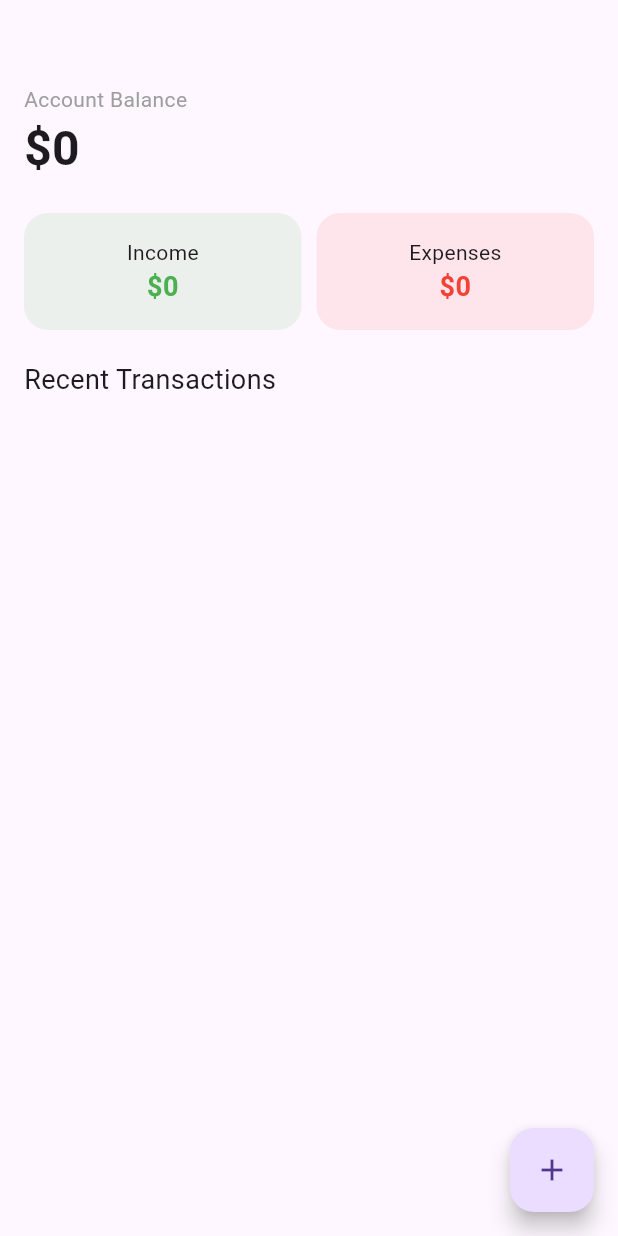
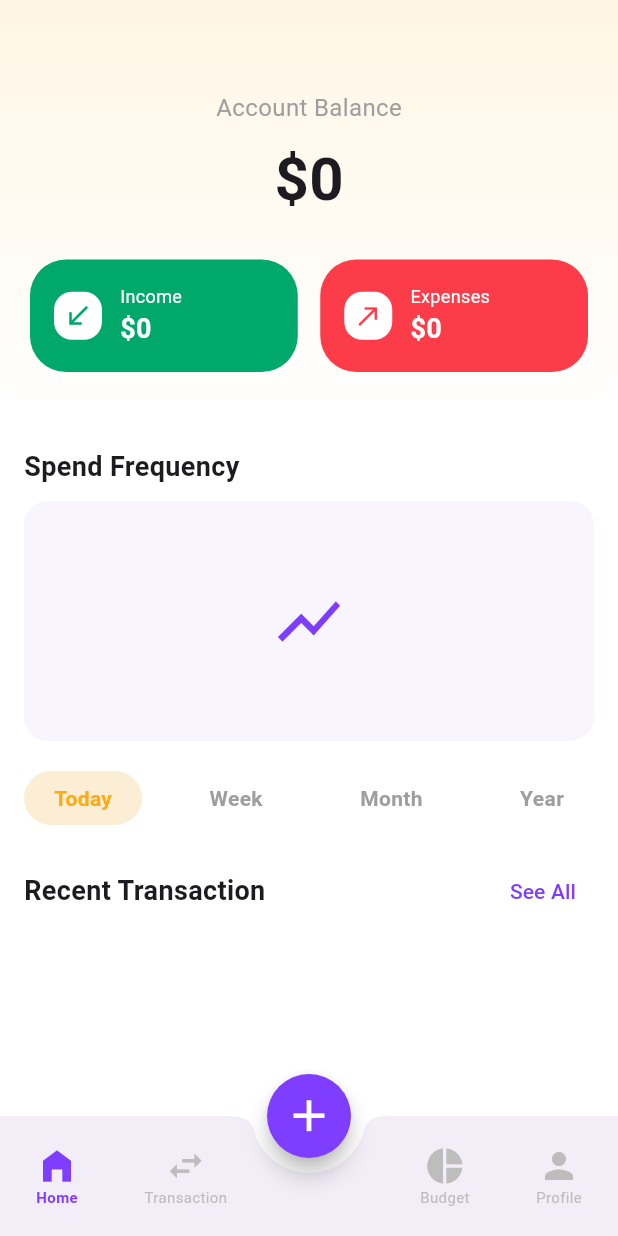
Before and after one commit to Yusuf-Mahmoud/expense_tracker, a Flutter app: the HomeScreen screen opened directly, on a phone screen of 412 x 824 dp. Run offline on Flutter 3.47's test engine with Material 3 defaults, Android fonts, the phone set to English and light mode, and no system bars; our stand-ins replace bloc, cloud_firestore, firebase_auth, firebase_core, flutter_bloc, hive and 2 more; accounts and stored records are empty.

Commit message:
editing files

```diff
--- a/lib/core/theme/theme.dart
+++ b/lib/core/theme/theme.dart
@@ -1,5 +1,8 @@
 import 'package:flutter/material.dart';
 
 class Colormanager {
-  static Color primary = Color(0xff7F3DFF);
+    static const Color primaryViolet = Color(0xFF7F3DFF);
+  static const Color incomeGreen = Color(0xFF00A86B);
+  static const Color expenseRed = Color(0xFFFD3C4A);
+  static const Color backgroundColor = Color(0xFFF6F6F6);
 }
--- a/lib/features/Onboarding/onboarding.dart
+++ b/lib/features/Onboarding/onboarding.dart
@@ -71,7 +71,7 @@ class _OnBoardingState extends State<OnBoarding> {
           SizedBox(height: MediaQuery.of(context).size.height * 0.05),
           CustomAuthButton(
             text: 'Sign UP',
-            backgroundColor: Colormanager.primary,
+            backgroundColor: Colormanager.primaryViolet,
             textColor: Colors.white,
             onPressed: () {
               AppPrefs.setOnBoardingDone();
@@ -89,7 +89,7 @@ class _OnBoardingState extends State<OnBoarding> {
           CustomAuthButton(
             text: 'Login',
             backgroundColor: Colors.deepPurple.shade50,
-            textColor: Colormanager.primary,
+            textColor: Colormanager.primaryViolet,
             onPressed: () {
               AppPrefs.setOnBoardingDone();
               Navigator.push(
--- a/lib/features/auth/login/login_screen.dart
+++ b/lib/features/auth/login/login_screen.dart
@@ -55,7 +55,7 @@ class LoginScreen extends StatelessWidget {
                     style: TextStyle(
                       fontSize: 32,
                       fontWeight: FontWeight.bold,
-                      color: Colormanager.primary,
+                      color: Colormanager.primaryViolet,
                     ),
                   ),
                   SizedBox(height: 20),
@@ -95,7 +95,7 @@ class LoginScreen extends StatelessWidget {
                           );
                         }
                       },
-                      backgroundColor: Colormanager.primary,
+                      backgroundColor: Colormanager.primaryViolet,
                       textColor: Colors.white,
                     ),
                   ),
@@ -122,7 +122,7 @@ class LoginScreen extends StatelessWidget {
                         child: Text(
                           'Sign Up',
                           style: TextStyle(
-                            color: Colormanager.primary,
+                            color: Colormanager.primaryViolet,
                             fontWeight: FontWeight.bold,
                           ),
                         ),
--- a/lib/features/auth/signup/signup_screen.dart
+++ b/lib/features/auth/signup/signup_screen.dart
@@ -98,7 +98,7 @@ class _SignupScreenState extends State<SignupScreen> {
                 child: SizedBox(
                   width: MediaQuery.of(context).size.width * 0.8,
                   child: CustomAuthButton(
-                    backgroundColor: Colormanager.primary,
+                    backgroundColor: Colormanager.primaryViolet,
                     textColor: Colors.white,
                     text: 'Sign Up',
                     onPressed: () {
@@ -136,7 +136,7 @@ class _SignupScreenState extends State<SignupScreen> {
                     child: Text(
                       'Log In',
                       style: TextStyle(
-                        color: Colormanager.primary,
+                        color: Colormanager.  primaryViolet,
                         fontWeight: FontWeight.bold,
                       ),
                     ),
--- a/lib/features/home/home_screen.dart
+++ b/lib/features/home/home_screen.dart
@@ -1,8 +1,13 @@
+import 'package:expense_tracker/core/theme/theme.dart';
+import 'package:expense_tracker/features/home/widget/appheader.dart';
+import 'package:expense_tracker/features/home/widget/navitem.dart';
+import 'package:expense_tracker/features/home/widget/timecon.dart';
+import 'package:expense_tracker/features/home/widget/transaction_item.dart';
+import 'package:flutter/material.dart';
+import 'package:flutter_bloc/flutter_bloc.dart';
 import 'package:expense_tracker/features/addexpense/add_expense_screen.dart';
 import 'package:expense_tracker/features/home/cubit/logic.dart';
 import 'package:expense_tracker/features/home/cubit/state.dart';
-import 'package:flutter/material.dart';
-import 'package:flutter_bloc/flutter_bloc.dart';
 
 class HomeScreen extends StatelessWidget {
   const HomeScreen({super.key});
@@ -12,119 +17,113 @@ class HomeScreen extends StatelessWidget {
     return BlocBuilder<ExpenseCubit, ExpenseState>(
       builder: (context, state) {
         if (state is! ExpenseLoaded) {
-          return const Center(child: CircularProgressIndicator());
+          return const Scaffold(
+            body: Center(child: CircularProgressIndicator()),
+          );
         }
 
         final balance = state.income - state.expense;
 
         return Scaffold(
-          floatingActionButton: FloatingActionButton(
-            onPressed: () {
-              Navigator.push(
-                context,
-                MaterialPageRoute(builder: (_) =>  AddExpenseScreen()),
-              );
-            },
-            child: const Icon(Icons.add),
-          ),
-          body: Padding(
-            padding: const EdgeInsets.all(16),
+          backgroundColor: Colors.white,
+          body: SingleChildScrollView(
+            child: Column(
+              children: [
+                AppHeader(balance, state.income, state.expense),
+                Padding(
+                  padding: const EdgeInsets.symmetric(horizontal: 16.0),
                   child: Column(
                     crossAxisAlignment: CrossAxisAlignment.start,
                     children: [
-                const SizedBox(height: 40),
-                Text(
-                  'Account Balance',
-                  style: TextStyle(color: Colors.grey),
-                ),
-                Text(
-                  '\$${balance.toStringAsFixed(0)}',
-                  style: const TextStyle(
-                    fontSize: 32,
+                      const SizedBox(height: 20),
+                      const Text(
+                        "Spend Frequency",
+                        style: TextStyle(
+                          fontSize: 18,
                           fontWeight: FontWeight.bold,
                         ),
                       ),
+                      const SizedBox(height: 10),
+
+                      Container(
+                        height: 160,
+                        width: double.infinity,
+                        decoration: BoxDecoration(
+                          color: Colormanager.primaryViolet.withOpacity(0.05),
+                          borderRadius: BorderRadius.circular(16),
+                        ),
+                        child: const Center(
+                          child: Icon(
+                            Icons.show_chart,
+                            size: 50,
+                            color: Colormanager.primaryViolet,
+                          ),
+                        ),
+                      ),
+
+                      const SizedBox(height: 20),
+
+                      buildTimeFilter(),
+
                       const SizedBox(height: 20),
                       Row(
+                        mainAxisAlignment: MainAxisAlignment.spaceBetween,
                         children: [
-                    _buildCard(
-                      'Income',
-                      state.income,
-                      Colors.green,
+                          const Text(
+                            "Recent Transaction",
+                            style: TextStyle(
+                              fontSize: 18,
+                              fontWeight: FontWeight.bold,
                             ),
-                    const SizedBox(width: 10),
-                    _buildCard(
-                      'Expenses',
-                      state.expense,
-                      Colors.red,
+                          ),
+                          TextButton(
+                            onPressed: () {},
+                            child: const Text(
+                              "See All",
+                              style: TextStyle(
+                                color: Colormanager.primaryViolet,
+                              ),
+                            ),
                           ),
                         ],
                       ),
 
-                const SizedBox(height: 20),
-                const Text(
-                  'Recent Transactions',
-                  style: TextStyle(fontSize: 18),
-                ),
-                const SizedBox(height: 10),
-
-                Expanded(
-                  child: ListView.builder(
+                      ListView.builder(
+                        shrinkWrap: true,
+                        physics: const NeverScrollableScrollPhysics(),
                         itemCount: state.expenses.length,
                         itemBuilder: (context, index) {
-                      final e = state.expenses[index];
-                      return ListTile(
-                        title: Text(e.title),
-                        subtitle: Text(e.category),
-                        trailing: Text(
-                          e.isIncome
-                              ? '+\$${e.amount}'
-                              : '-\$${e.amount}',
-                          style: TextStyle(
-                            color: e.isIncome
-                                ? Colors.green
-                                : Colors.red,
-                          ),
-                        ),
-                        onLongPress: () {
-                          context
-                              .read<ExpenseCubit>()
-                              .deleteExpense(index);
-                        },
+                          final transaction = state.expenses[index];
+                          return buildTransactionItem(
+                            transaction,
+                            context,
+                            index,
                           );
                         },
+                      ),
+                      const SizedBox(height: 80),
+                    ],
                   ),
                 ),
               ],
             ),
           ),
+          floatingActionButtonLocation:
+              FloatingActionButtonLocation.centerDocked,
+          floatingActionButton: FloatingActionButton(
+            backgroundColor: Colormanager.primaryViolet,
+            shape: const CircleBorder(),
+            onPressed: () {
+              Navigator.push(
+                context,
+                MaterialPageRoute(builder: (_) => AddExpenseScreen()),
+              );
+            },
+            child: const Icon(Icons.add, color: Colors.white, size: 35),
+          ),
+          bottomNavigationBar: buildBottomAppBar(),
         );
       },
     );
   }
-
-  Widget _buildCard(String title, double value, Color color) {
-    return Expanded(
-      child: Container(
-        padding: const EdgeInsets.all(16),
-        decoration: BoxDecoration(
-          color: color.withOpacity(0.1),
-          borderRadius: BorderRadius.circular(16),
-        ),
-        child: Column(
-          children: [
-            Text(title),
-            Text(
-              '\$${value.toStringAsFixed(0)}',
-              style: TextStyle(
-                color: color,
-                fontSize: 18,
-                fontWeight: FontWeight.bold,
-              ),
-            ),
-          ],
-        ),
-      ),
-    );
 }
-}
--- /dev/null
+++ b/lib/features/home/widget/appheader.dart
@@ -0,0 +1,100 @@
+import 'package:expense_tracker/core/theme/theme.dart';
+import 'package:flutter/material.dart';
+
+Widget AppHeader(double balance, double income, double expense) {
+    return Container(
+      width: double.infinity,
+      padding: const EdgeInsets.only(top: 60, bottom: 30, left: 20, right: 20),
+      decoration: const BoxDecoration(
+        gradient: LinearGradient(
+          colors: [Color(0xFFFFF6E5), Colors.white],
+          begin: Alignment.topCenter,
+          end: Alignment.bottomCenter,
+        ),
+        borderRadius: BorderRadius.only(
+          bottomLeft: Radius.circular(32),
+          bottomRight: Radius.circular(32),
+        ),
+      ),
+      child: Column(
+        children: [
+          const Text(
+            "Account Balance",
+            style: TextStyle(color: Colors.grey, fontSize: 16),
+          ),
+          const SizedBox(height: 8),
+          Text(
+            "\$${balance.toStringAsFixed(0)}",
+            style: const TextStyle(fontSize: 40, fontWeight: FontWeight.bold),
+          ),
+          const SizedBox(height: 25),
+          Row(
+            children: [
+              _buildStatCard(
+                "Income",
+                income,
+                Colormanager.incomeGreen,
+                Icons.south_west,
+              ),
+              const SizedBox(width: 15),
+              _buildStatCard(
+                "Expenses",
+                expense,
+                Colormanager.expenseRed,
+                Icons.north_east,
+              ),
+            ],
+          ),
+        ],
+      ),
+    );
+  }
+  Widget _buildStatCard(
+    String title,
+    double value,
+    Color color,
+    IconData icon,
+  ) {
+    return Expanded(
+      child: Container(
+        padding: const EdgeInsets.all(16),
+        decoration: BoxDecoration(
+          color: color,
+          borderRadius: BorderRadius.circular(24),
+        ),
+        child: Row(
+          children: [
+            Container(
+              padding: const EdgeInsets.all(6),
+              decoration: BoxDecoration(
+                color: Colors.white,
+                borderRadius: BorderRadius.circular(12),
+              ),
+              child: Icon(icon, color: color, size: 20),
+            ),
+            const SizedBox(width: 12),
+            Flexible(
+              child: Column(
+                crossAxisAlignment: CrossAxisAlignment.start,
+                children: [
+                  Text(
+                    title,
+                    style: const TextStyle(color: Colors.white, fontSize: 12),
+                  ),
+                  Text(
+                    "\$${value.toInt()}",
+                    style: const TextStyle(
+                      color: Colors.white,
+                      fontSize: 18,
+                      fontWeight: FontWeight.bold,
+                      overflow: TextOverflow.ellipsis,
+                    ),
+                  ),
+                ],
+              ),
+            ),
+          ],
+        ),
+      ),
+    );
+  }
--- /dev/null
+++ b/lib/features/home/widget/navitem.dart
@@ -0,0 +1,42 @@
+import 'package:expense_tracker/core/theme/theme.dart';
+import 'package:flutter/material.dart';
+
+Widget buildNavItem(IconData icon, String label, bool isActive) {
+    return Column(
+      mainAxisSize: MainAxisSize.min,
+      children: [
+        Icon(
+          icon,
+          color: isActive ? Colormanager.primaryViolet : Colors.grey.shade400,
+          size: 28,
+        ),
+        Text(
+          label,
+          style: TextStyle(
+            color: isActive ? Colormanager.primaryViolet : Colors.grey.shade400,
+            fontSize: 10,
+            fontWeight: isActive ? FontWeight.bold : FontWeight.normal,
+          ),
+        ),
+      ],
+    );
+  }
+  Widget buildBottomAppBar() {
+    return BottomAppBar(
+      notchMargin: 10,
+      shape: const CircularNotchedRectangle(),
+      child: Padding(
+        padding: const EdgeInsets.symmetric(horizontal: 8.0),
+        child: Row(
+          mainAxisAlignment: MainAxisAlignment.spaceBetween,
+          children: [
+            buildNavItem(Icons.home_filled, "Home", true),
+            buildNavItem(Icons.swap_horiz, "Transaction", false),
+            const SizedBox(width: 40),
+            buildNavItem(Icons.pie_chart, "Budget", false),
+            buildNavItem(Icons.person, "Profile", false),
+          ],
+        ),
+      ),
+    );
+  }
--- /dev/null
+++ b/lib/features/home/widget/timecon.dart
@@ -0,0 +1,25 @@
+import 'package:flutter/material.dart';
+
+Widget buildTimeFilter() {
+    final filters = ["Today", "Week", "Month", "Year"];
+    return Row(
+      mainAxisAlignment: MainAxisAlignment.spaceBetween,
+      children: filters.map((f) {
+        bool isSelected = f == "Today";
+        return Container(
+          padding: const EdgeInsets.symmetric(horizontal: 20, vertical: 8),
+          decoration: BoxDecoration(
+            color: isSelected ? const Color(0xFFFCEED4) : Colors.transparent,
+            borderRadius: BorderRadius.circular(20),
+          ),
+          child: Text(
+            f,
+            style: TextStyle(
+              color: isSelected ? const Color(0xFFFCAC12) : Colors.grey,
+              fontWeight: FontWeight.bold,
+            ),
+          ),
+        );
+      }).toList(),
+    );
+  }
--- a/lib/features/pin/create_pin_screen.dart
+++ b/lib/features/pin/create_pin_screen.dart
@@ -43,7 +43,7 @@ class _CreatePinScreenState extends State<CreatePinScreen> {
   @override
   Widget build(BuildContext context) {
     return Scaffold(
-      backgroundColor: Colormanager.primary,
+      backgroundColor: Colormanager.primaryViolet,
       body: SafeArea(
         child: Column(
           children: [
--- a/lib/features/pin/enter_pin_screen.dart
+++ b/lib/features/pin/enter_pin_screen.dart
@@ -128,7 +128,7 @@ class _EnterPinScreenState extends State<EnterPinScreen> {
   @override
   Widget build(BuildContext context) {
     return Scaffold(
-      backgroundColor: Colormanager.primary,
+      backgroundColor: Colormanager.primaryViolet,
       body: SafeArea(
         child: Column(
           children: [
--- a/lib/features/splash/splash_screen.dart
+++ b/lib/features/splash/splash_screen.dart
@@ -65,7 +65,7 @@ class _SplashScreenState extends State<SplashScreen> {
   @override
   Widget build(BuildContext context) {
     return Scaffold(
-      backgroundColor: Colormanager.primary,
+      backgroundColor: Colormanager.primaryViolet,
       body: Center(
         child: Column(
           mainAxisAlignment: MainAxisAlignment.center,
```
Also changed, not shown: lib/features/home/widget/transaction_item.dart (added, +77 -0 lines). Lines whose indentation alone changed are shown as unchanged.
